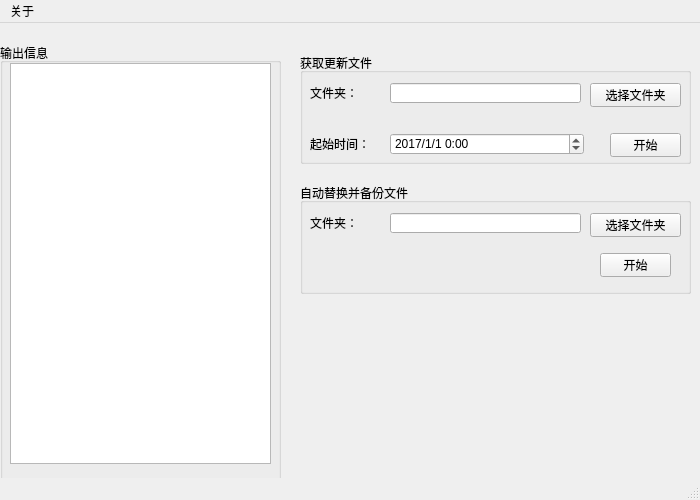
Above: mainwindow.ui from joql/updateFile before the change. Below: the same form after it.
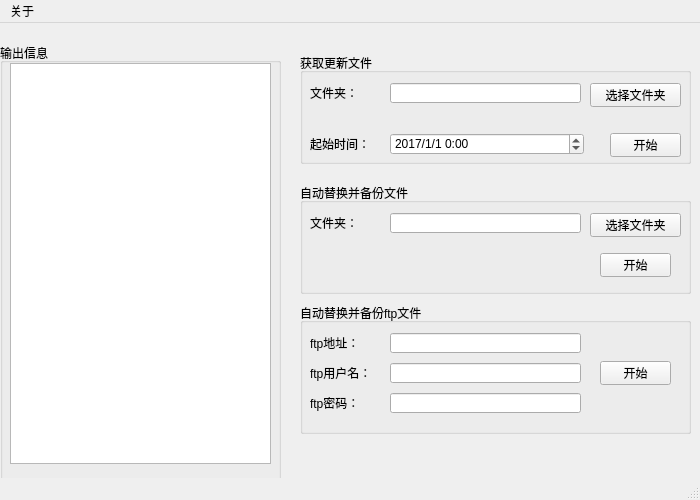
That is the form after the change.

Diff of the .ui file:
```diff
--- a/mainwindow.ui
+++ b/mainwindow.ui
@@ -228,6 +228,101 @@
      </property>
     </widget>
    </widget>
+   <widget class="QGroupBox" name="groupBox_4">
+    <property name="geometry">
+     <rect>
+      <x>300</x>
+      <y>280</y>
+      <width>391</width>
+      <height>131</height>
+     </rect>
+    </property>
+    <property name="title">
+     <string>自动替换并备份ftp文件</string>
+    </property>
+    <widget class="QLabel" name="label_4">
+     <property name="geometry">
+      <rect>
+       <x>10</x>
+       <y>30</y>
+       <width>61</width>
+       <height>20</height>
+      </rect>
+     </property>
+     <property name="text">
+      <string>ftp地址：</string>
+     </property>
+    </widget>
+    <widget class="QLineEdit" name="edit_dir_3">
+     <property name="geometry">
+      <rect>
+       <x>90</x>
+       <y>30</y>
+       <width>191</width>
+       <height>20</height>
+      </rect>
+     </property>
+    </widget>
+    <widget class="QPushButton" name="btn_getNew_3">
+     <property name="geometry">
+      <rect>
+       <x>300</x>
+       <y>58</y>
+       <width>71</width>
+       <height>24</height>
+      </rect>
+     </property>
+     <property name="text">
+      <string>开始</string>
+     </property>
+    </widget>
+    <widget class="QLabel" name="label_5">
+     <property name="geometry">
+      <rect>
+       <x>10</x>
+       <y>60</y>
+       <width>61</width>
+       <height>20</height>
+      </rect>
+     </property>
+     <property name="text">
+      <string>ftp用户名：</string>
+     </property>
+    </widget>
+    <widget class="QLineEdit" name="edit_dir_4">
+     <property name="geometry">
+      <rect>
+       <x>90</x>
+       <y>60</y>
+       <width>191</width>
+       <height>20</height>
+      </rect>
+     </property>
+    </widget>
+    <widget class="QLabel" name="label_6">
+     <property name="geometry">
+      <rect>
+       <x>10</x>
+       <y>90</y>
+       <width>61</width>
+       <height>20</height>
+      </rect>
+     </property>
+     <property name="text">
+      <string>ftp密码：</string>
+     </property>
+    </widget>
+    <widget class="QLineEdit" name="edit_dir_5">
+     <property name="geometry">
+      <rect>
+       <x>90</x>
+       <y>90</y>
+       <width>191</width>
+       <height>20</height>
+      </rect>
+     </property>
+    </widget>
+   </widget>
   </widget>
   <widget class="QMenuBar" name="menuBar">
    <property name="geometry">
```
Left out of the diff: 2 changed lines with no effect on the pictures.
